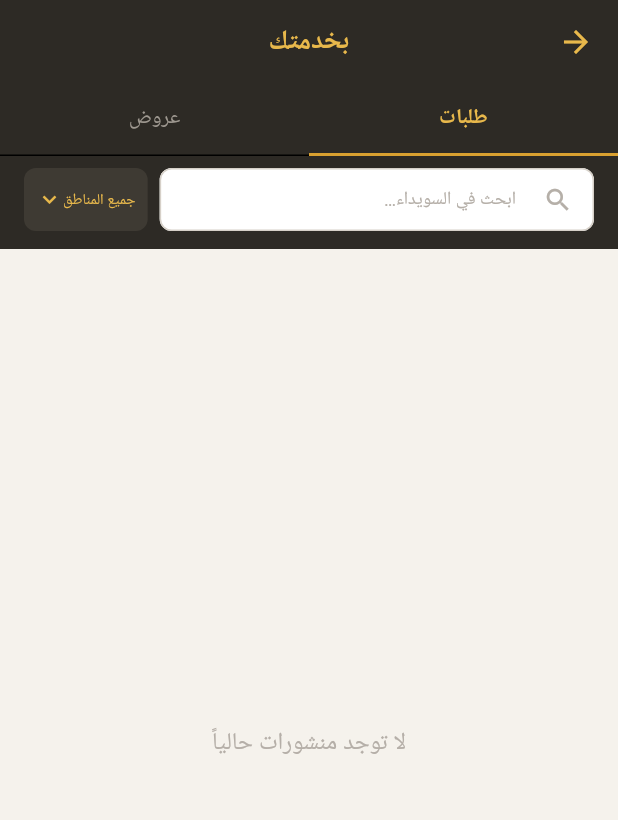
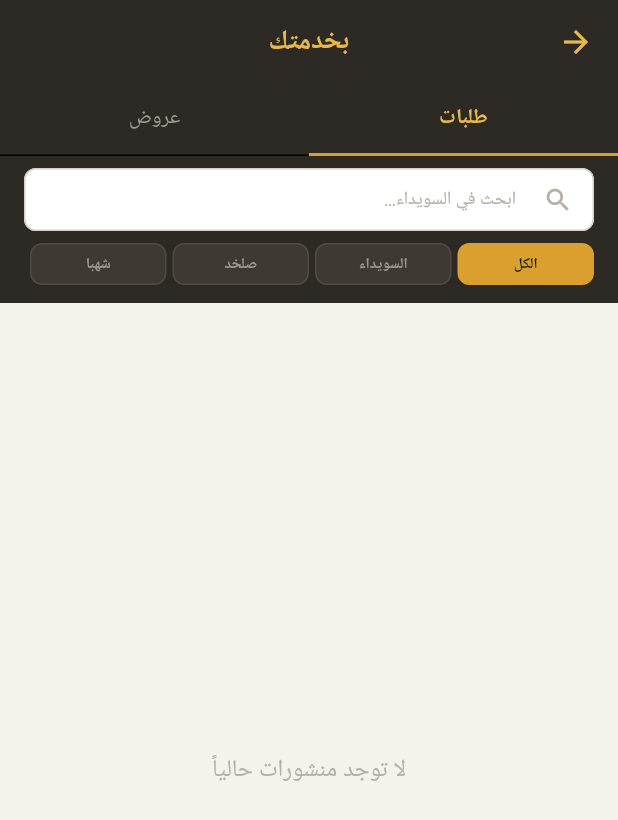
Before and after one commit to hady-albnnai/on-your-request, a Flutter app: the PostsScreen screen opened directly, on a phone screen of 412 x 824 dp. Shown: the top 820 px of the screen. Run offline on Flutter 3.47's test engine with Material 3 defaults, Android fonts, the phone set to English and light mode, and no system bars; our stand-ins replace cloud_firestore, firebase_auth, firebase_core, firebase_storage, image_picker, share_plus and 1 more; accounts and stored records are empty; Roboto replaces fonts that are missing (Cairo).

Commit message:
feat: region filter as 4 buttons (all + 3 cities) in SearchBarWidget

```diff
--- a/lib/features/posts/widgets/search_bar_widget.dart
+++ b/lib/features/posts/widgets/search_bar_widget.dart
@@ -15,10 +15,9 @@ class SearchBarWidget extends StatelessWidget {
       color: AppColors.basalt800,
       padding: const EdgeInsets.fromLTRB(
           AppDimens.lg, AppDimens.sm, AppDimens.lg, AppDimens.md),
-      child: Row(children: [
+      child: Column(children: [
         // ── حقل البحث ────────────────────────────────────────────────
-        Expanded(
-          child: SizedBox(
+        SizedBox(
           height: 42,
           child: TextField(
             onChanged: provider.onSearchChanged,
@@ -26,8 +25,8 @@ class SearchBarWidget extends StatelessWidget {
             style: const TextStyle(fontFamily: 'Cairo',
                 fontSize: AppDimens.fontSm, color: AppColors.basalt900),
             decoration: InputDecoration(
-                hintText:   AppStrings.searchHint,
-                hintStyle:  const TextStyle(color: AppColors.basalt400,
+              hintText:  AppStrings.searchHint,
+              hintStyle: const TextStyle(color: AppColors.basalt400,
                   fontFamily: 'Cairo', fontSize: AppDimens.fontSm),
               prefixIcon: const Icon(Icons.search,
                   color: AppColors.basalt400, size: 20),
@@ -37,39 +36,53 @@ class SearchBarWidget extends StatelessWidget {
                   horizontal: AppDimens.sm, vertical: 0),
               border: OutlineInputBorder(
                 borderRadius: BorderRadius.circular(AppDimens.radiusSm),
-                  borderSide: BorderSide.none,
+                borderSide: BorderSide.none),
+            ),
+          ),
+        ),
+        const SizedBox(height: AppDimens.sm),
+
+        // ── فلتر المنطقة (3 أزرار + جميع المناطق) ───────────────────
+        Consumer<PostsProvider>(
+          builder: (context, prov, _) => Row(
+            children: AppStrings.regions.map((r) {
+              final selected = prov.selectedRegion == r;
+              return Expanded(
+                child: Padding(
+                  padding: const EdgeInsets.only(left: 4),
+                  child: GestureDetector(
+                    onTap: () => prov.setRegion(r),
+                    child: Container(
+                      padding: const EdgeInsets.symmetric(vertical: 6),
+                      decoration: BoxDecoration(
+                        color: selected
+                            ? AppColors.wheat400
+                            : AppColors.basalt700,
+                        borderRadius:
+                            BorderRadius.circular(AppDimens.radiusSm),
+                        border: Border.all(
+                          color: selected
+                              ? AppColors.wheat400
+                              : AppColors.basalt600),
+                      ),
+                      child: Center(
+                        child: Text(
+                          r == AppStrings.allRegions ? 'الكل' : r,
+                          style: TextStyle(
+                            fontFamily:  'Cairo',
+                            fontSize:    AppDimens.fontXs,
+                            fontWeight:  FontWeight.w700,
+                            color: selected
+                                ? AppColors.basalt900
+                                : AppColors.basalt300,
                           ),
                         ),
                       ),
                     ),
                   ),
-        const SizedBox(width: AppDimens.sm),
-
-        // ── فلتر المنطقة ─────────────────────────────────────────────
-        Consumer<PostsProvider>(
-          builder: (context, prov, _) => Container(
-            height: 42,
-            padding: const EdgeInsets.symmetric(horizontal: AppDimens.sm),
-            decoration: BoxDecoration(
-              color:        AppColors.basalt700,
-              borderRadius: BorderRadius.circular(AppDimens.radiusSm),
                 ),
-            child: DropdownButtonHideUnderline(
-              child: DropdownButton<String>(
-                value:     prov.selectedRegion,
-                dropdownColor: AppColors.basalt800,
-                style:     const TextStyle(fontFamily: 'Cairo',
-                    fontSize: AppDimens.fontXs, color: AppColors.wheat300),
-                icon:      const Icon(Icons.keyboard_arrow_down,
-                    color: AppColors.wheat300, size: 18),
-                items: AppStrings.regions.map((r) =>
-                  DropdownMenuItem(value: r,
-                    child: Text(r, style: const TextStyle(
-                        fontFamily: 'Cairo', fontSize: AppDimens.fontXs,
-                        color: AppColors.wheat300)))).toList(),
-                onChanged: (r) { if (r != null) prov.setRegion(r); },
-              ),
-            ),
+              );
+            }).toList(),
           ),
         ),
       ]),
```
Lines whose indentation alone changed are shown as unchanged.
